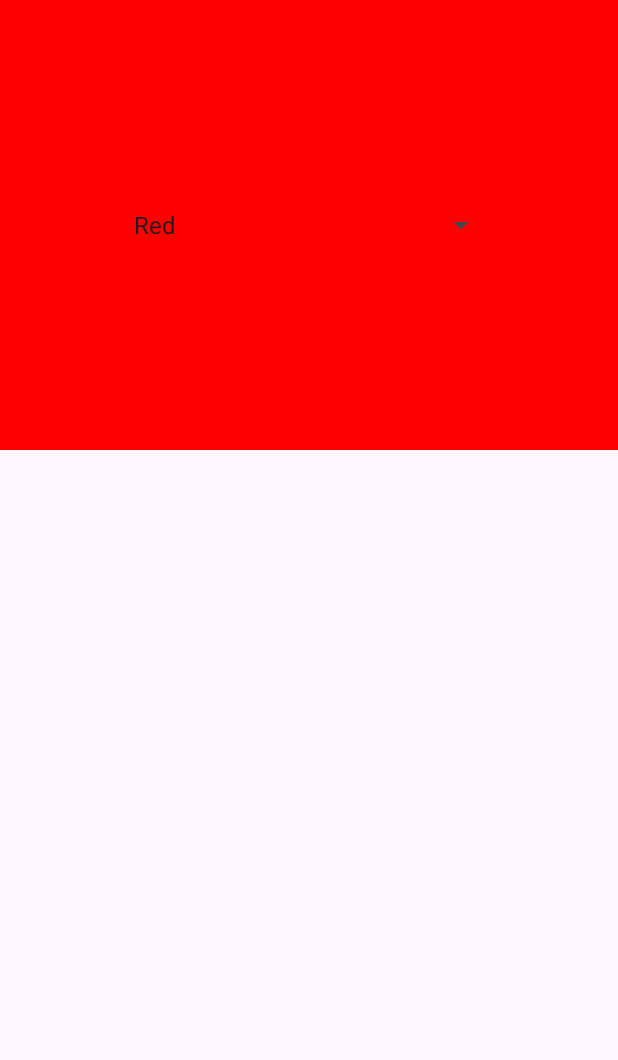
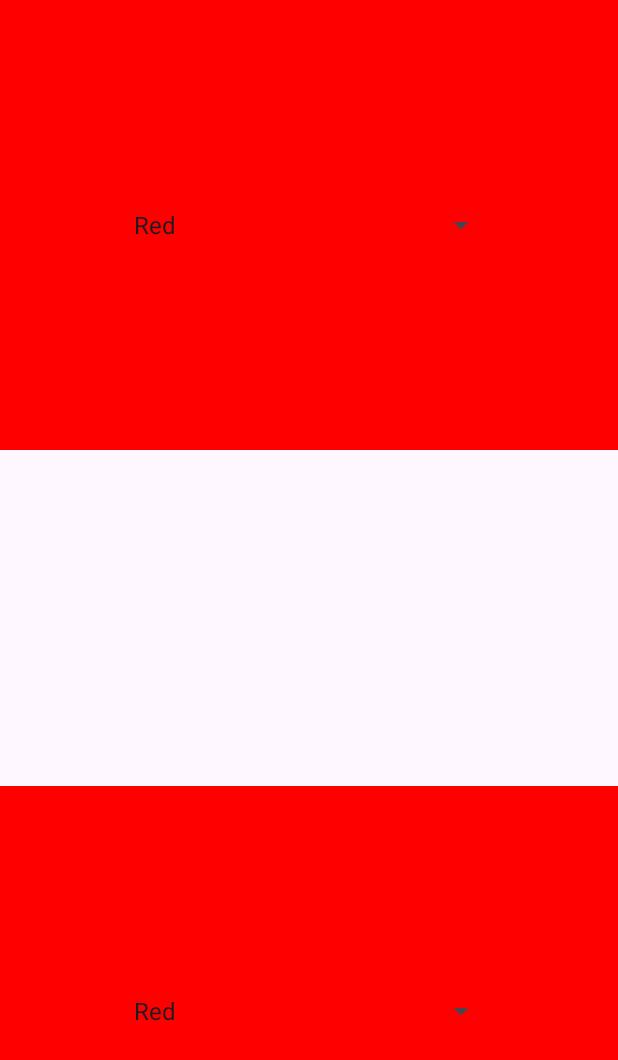
Before and after one commit to tup31163/FunWithFragments, an Android app: the screen it shows after launch (MainActivity), on a phone screen of 412 x 824 dp. Shown: the top 1060 px of the screen. Run offline under Robolectric (Android 15) with nearby library versions, the phone set to English and light mode, and no system bars.

Commit message:
add second fragment to main activity

```diff
--- a/app/src/main/res/layout/activity_main.xml
+++ b/app/src/main/res/layout/activity_main.xml
@@ -14,4 +14,13 @@
         app:layout_constraintEnd_toEndOf="parent"
         app:layout_constraintStart_toStartOf="parent"
         app:layout_constraintTop_toTopOf="parent" />
+
+    <androidx.fragment.app.FragmentContainerView
+        android:id="@+id/fragmentContainerView2"
+        android:name="com.example.funwithfragments.ColorSelectionFragment"
+        android:layout_width="0dp"
+        android:layout_height="300dp"
+        app:layout_constraintBottom_toBottomOf="parent"
+        app:layout_constraintEnd_toEndOf="parent"
+        app:layout_constraintStart_toStartOf="parent" />
 </androidx.constraintlayout.widget.ConstraintLayout>
```
